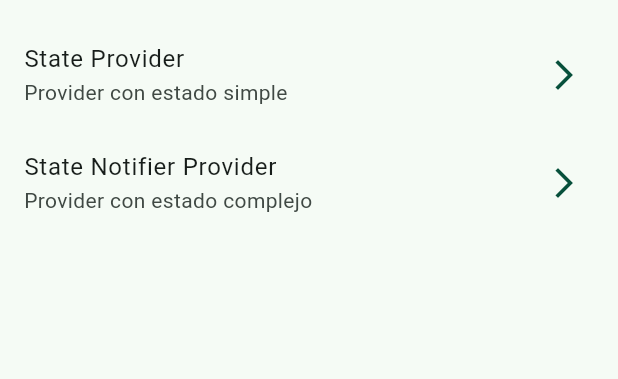
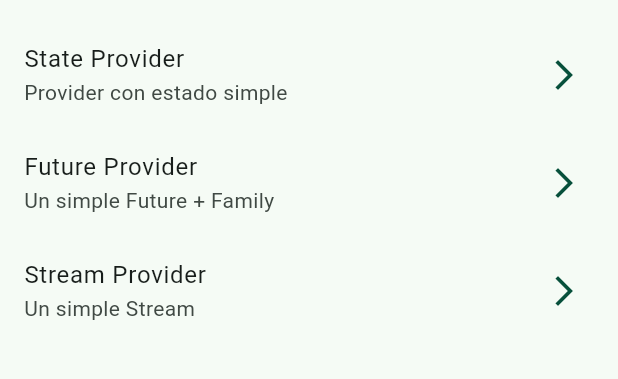
Before and after one commit to LuisPulenta/river_app, a Flutter app: the screen it shows after launch, on a phone screen of 412 x 824 dp, the part 63-442 px from its top. Run offline on Flutter 3.47's test engine with Material 2 defaults, Android fonts, the phone set to English and light mode, and no system bars; our stand-ins replace dio, flutter_riverpod, go_router, google_fonts; missing offline and left inert: random_name_generator.

Commit message:
FutureProvider

```diff
--- a/lib/config/config.dart
+++ b/lib/config/config.dart
@@ -1,2 +1,4 @@
 export 'theme/app_theme.dart';
 export 'router/app_router.dart';
+export 'helpers/random_generator.dart';
+export 'helpers/pokemon_service.dart';
--- a/lib/config/router/app_router.dart
+++ b/lib/config/router/app_router.dart
@@ -10,4 +10,12 @@ final appRouter = GoRouter(initialLocation: '/', routes: [
     path: '/state-provider',
     builder: (context, state) => const StateProviderScreen(),
   ),
+  GoRoute(
+    path: '/future-provider',
+    builder: (context, state) => const PokemonScreen(),
+  ),
+  GoRoute(
+    path: '/stream-provider',
+    builder: (context, state) => const StreamScreen(),
+  ),
 ]);
--- a/lib/presentation/providers/providers.dart
+++ b/lib/presentation/providers/providers.dart
@@ -1 +1,3 @@
 export 'random_name_provider.dart';
+export 'pokemon_provider.dart';
+export 'random_names_provider.dart';
--- a/lib/presentation/providers/random_name_provider.dart
+++ b/lib/presentation/providers/random_name_provider.dart
@@ -1,5 +1,6 @@
 import 'package:flutter_riverpod/flutter_riverpod.dart';
+import 'package:river_app/config/config.dart';
 
-final randomNameProvider = StateProvider<String>((ref) {
-  return 'Luis';
+final randomNameProvider = StateProvider.autoDispose<String>((ref) {
+  return RandomGenerator.getRandomName();
 });
--- /dev/null
+++ b/lib/presentation/providers/random_names_provider.dart
@@ -0,0 +1,12 @@
+import 'package:flutter_riverpod/flutter_riverpod.dart';
+
+final namesStreamProvider = StreamProvider<List<String>>((ref) async* {
+  await Future.delayed(const Duration(seconds: 2));
+  yield [];
+  await Future.delayed(const Duration(seconds: 2));
+  yield ['Luis'];
+  await Future.delayed(const Duration(seconds: 2));
+  yield ['Luis', 'Pablo'];
+  await Future.delayed(const Duration(seconds: 2));
+  yield ['Luis', 'Pablo', 'Gonzalo'];
+});
--- a/lib/presentation/screens/01-state-provider/state_provider_screen.dart
+++ b/lib/presentation/screens/01-state-provider/state_provider_screen.dart
@@ -23,7 +23,10 @@ class StateProviderScreen extends ConsumerWidget {
         ),
       ),
       floatingActionButton: FloatingActionButton(
-          child: const Icon(Icons.refresh_rounded), onPressed: () {}),
+          child: const Icon(Icons.refresh_rounded),
+          onPressed: () {
+            ref.invalidate(randomNameProvider);
+          }),
     );
   }
 }
--- a/lib/presentation/screens/home/home_screen.dart
+++ b/lib/presentation/screens/home/home_screen.dart
@@ -29,9 +29,13 @@ class _HomeScreenView extends StatelessWidget {
             subTitle: 'Provider con estado simple',
             location: '/state-provider'),
         _CustomListTile(
-            title: 'State Notifier Provider',
-            subTitle: 'Provider con estado complejo',
-            location: '/state-notifier-provider'),
+            title: 'Future Provider',
+            subTitle: 'Un simple Future + Family',
+            location: '/future-provider'),
+        _CustomListTile(
+            title: 'Stream Provider',
+            subTitle: 'Un simple Stream',
+            location: '/stream-provider'),
       ],
     );
   }
--- a/lib/presentation/screens/screens.dart
+++ b/lib/presentation/screens/screens.dart
@@ -1,2 +1,4 @@
 export 'home/home_screen.dart';
 export '01-state-provider/state_provider_screen.dart';
+export '02-future-provider/pokemon_screen.dart';
+export '03-stream-provider/stream_screen.dart';
--- a/pubspec.yaml
+++ b/pubspec.yaml
@@ -39,6 +39,7 @@ dependencies:
   google_fonts: ^4.0.4
   flutter_riverpod: ^2.3.6
   random_name_generator: ^1.1.0
+  dio: ^5.1.1
 
 dev_dependencies:
   flutter_test:
```
Also changed, not shown: lib/config/helpers/pokemon_service.dart (added, +15 -0 lines), lib/config/helpers/random_generator.dart (added, +8 -0 lines), lib/presentation/providers/pokemon_provider.dart (added, +12 -0 lines), lib/presentation/screens/02-future-provider/pokemon_screen.dart (added, +50 -0 lines), lib/presentation/screens/03-stream-provider/stream_screen.dart (added, +31 -0 lines), pubspec.lock.
